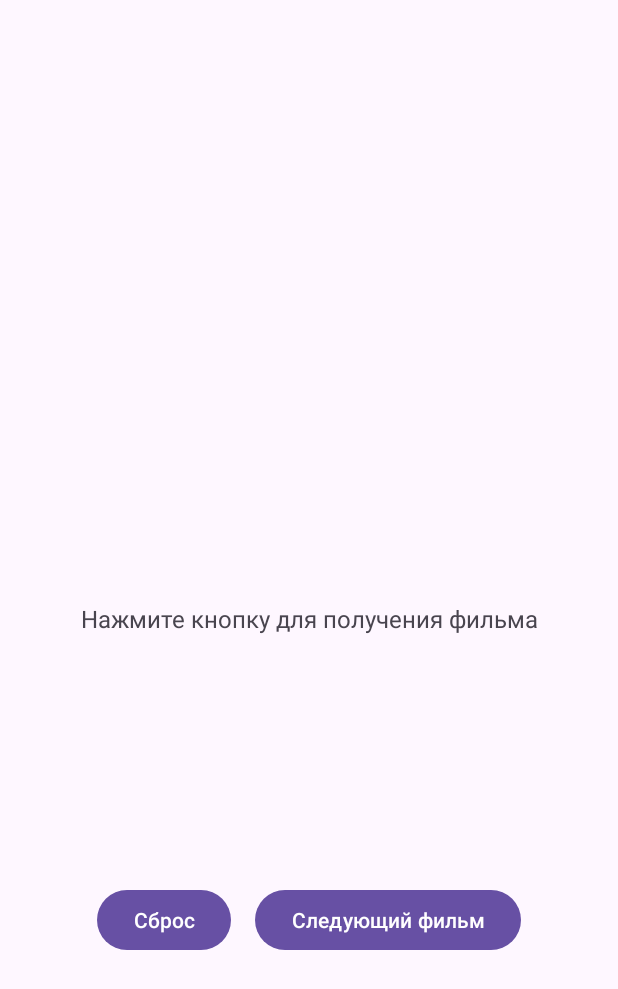
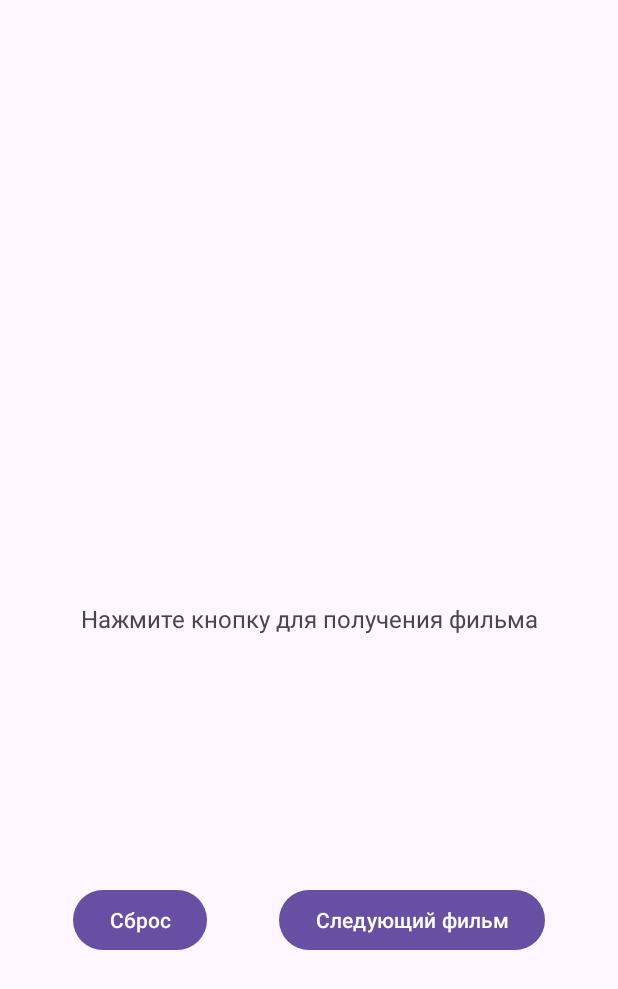
Before and after one commit to Fedmog1lnkv-ISU-Homework/RandomMovie, an Android app: the layout activity_main.xml on its own in the app's theme, with its tools: preview values and no code run, on a phone screen of 412 x 824 dp. Shown: the top 989 px of the screen. Run offline under Robolectric (Android 15) with nearby library versions, the phone set to English and light mode, and no system bars.

Commit message:
feat: Removed unnecessary layouts

```diff
--- a/app/src/main/res/layout/activity_main.xml
+++ b/app/src/main/res/layout/activity_main.xml
@@ -1,8 +1,6 @@
-<layout xmlns:android="http://schemas.android.com/apk/res/android"
+<androidx.constraintlayout.widget.ConstraintLayout xmlns:android="http://schemas.android.com/apk/res/android"
     xmlns:app="http://schemas.android.com/apk/res-auto"
-    xmlns:tools="http://schemas.android.com/tools">
-
-    <androidx.constraintlayout.widget.ConstraintLayout
+    xmlns:tools="http://schemas.android.com/tools"
     android:layout_width="match_parent"
     android:layout_height="match_parent"
     tools:context=".MainActivity">
@@ -74,31 +72,26 @@
         app:layout_constraintStart_toStartOf="parent"
         app:layout_constraintTop_toBottomOf="@+id/movieActorsTextView" />
 
-        <LinearLayout
-            android:id="@+id/buttonsLayout"
-            android:layout_width="wrap_content"
-            android:layout_height="wrap_content"
-            android:orientation="horizontal"
-            app:layout_constraintEnd_toEndOf="parent"
-            app:layout_constraintStart_toStartOf="parent"
-            app:layout_constraintTop_toBottomOf="@+id/movieRatingTextView">
-
     <Button
         android:id="@+id/resetButton"
         android:layout_width="wrap_content"
         android:layout_height="wrap_content"
         android:layout_marginTop="16dp"
-                android:text="@string/reset" />
+        android:text="@string/reset"
+        app:layout_constraintEnd_toStartOf="@+id/nextMovieButton"
+        app:layout_constraintHorizontal_bias="0.5"
+        app:layout_constraintStart_toStartOf="parent"
+        app:layout_constraintTop_toBottomOf="@+id/movieRatingTextView" />
 
     <Button
         android:id="@+id/nextMovieButton"
         android:layout_width="wrap_content"
         android:layout_height="wrap_content"
-                android:layout_marginStart="16dp"
         android:layout_marginTop="16dp"
-                android:text="@string/nextMovie" />
-
-        </LinearLayout>
+        android:text="@string/nextMovie"
+        app:layout_constraintEnd_toEndOf="parent"
+        app:layout_constraintHorizontal_bias="0.5"
+        app:layout_constraintStart_toEndOf="@+id/resetButton"
+        app:layout_constraintTop_toBottomOf="@+id/movieRatingTextView" />
 
 </androidx.constraintlayout.widget.ConstraintLayout>
-</layout>
```
Lines whose indentation alone changed are shown as unchanged.
